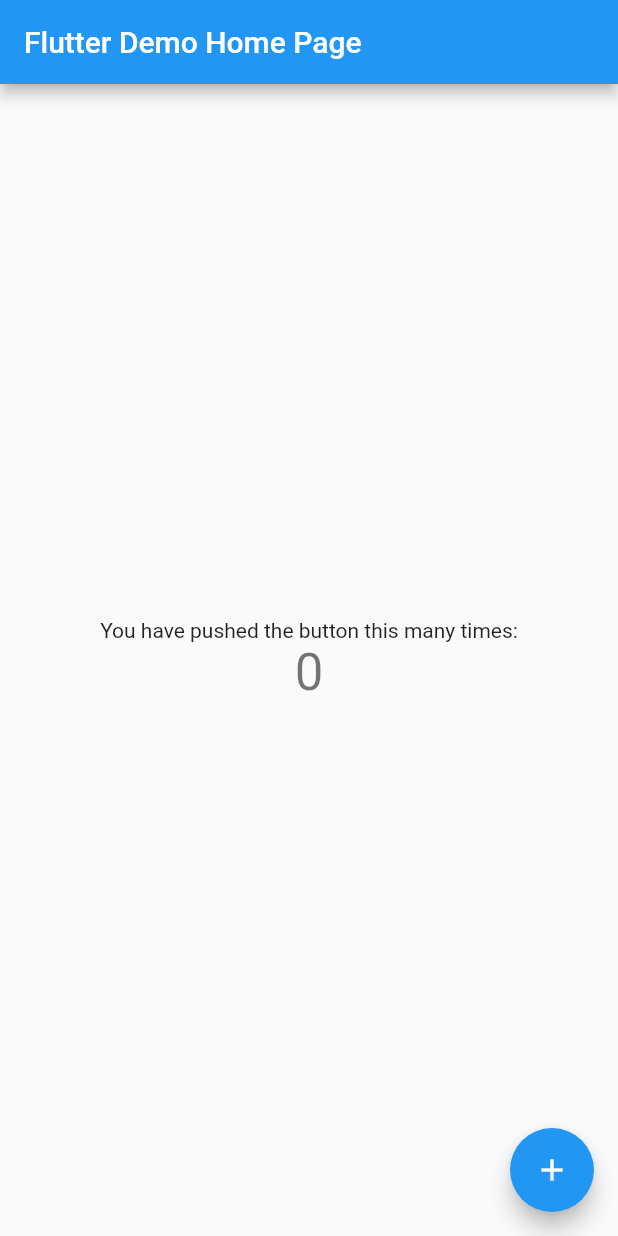
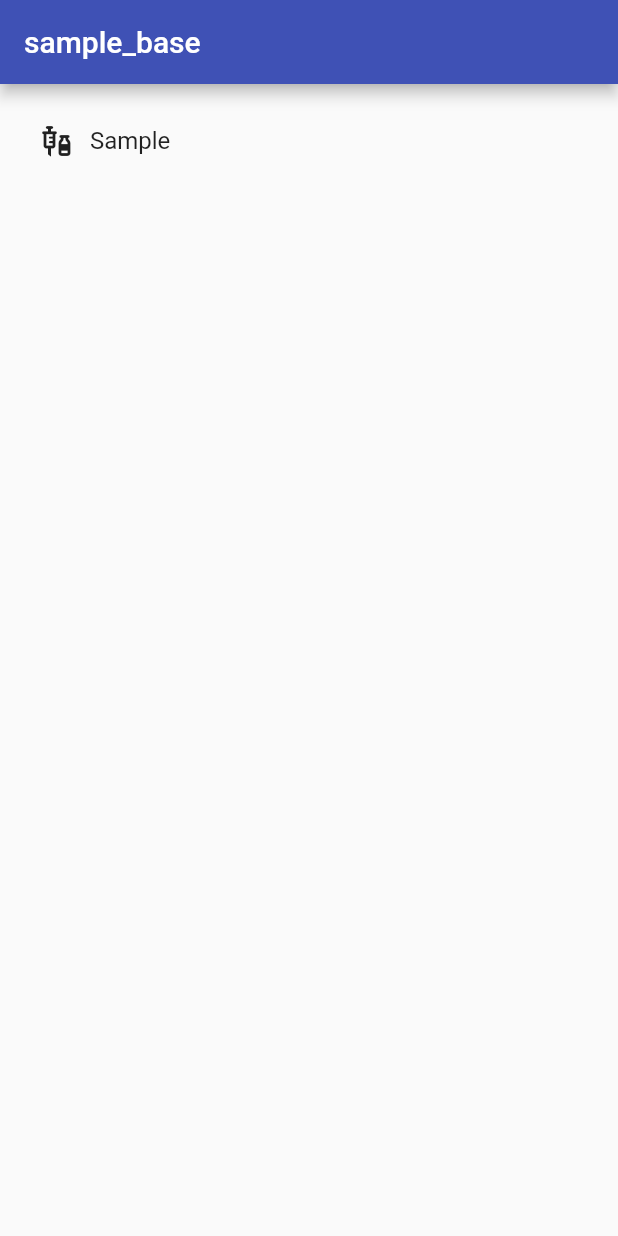
Before and after one commit to kyuuki/pomodoro-flutter, a Flutter app: the screen it shows after launch, on a phone screen of 412 x 824 dp. Run offline on Flutter 3.47's test engine with Material 2 defaults, Android fonts, the light colour scheme and no system bars.

Commit message:
Add sample page

```diff
--- a/lib/main.dart
+++ b/lib/main.dart
@@ -1,115 +1,6 @@
 import 'package:flutter/material.dart';
+import 'my_app.dart';
 
 void main() {
   runApp(const MyApp());
 }
-
-class MyApp extends StatelessWidget {
-  const MyApp({Key? key}) : super(key: key);
-
-  // This widget is the root of your application.
-  @override
-  Widget build(BuildContext context) {
-    return MaterialApp(
-      title: 'Flutter Demo',
-      theme: ThemeData(
-        // This is the theme of your application.
-        //
-        // Try running your application with "flutter run". You'll see the
-        // application has a blue toolbar. Then, without quitting the app, try
-        // changing the primarySwatch below to Colors.green and then invoke
-        // "hot reload" (press "r" in the console where you ran "flutter run",
-        // or simply save your changes to "hot reload" in a Flutter IDE).
-        // Notice that the counter didn't reset back to zero; the application
-        // is not restarted.
-        primarySwatch: Colors.blue,
-      ),
-      home: const MyHomePage(title: 'Flutter Demo Home Page'),
-    );
-  }
-}
-
-class MyHomePage extends StatefulWidget {
-  const MyHomePage({Key? key, required this.title}) : super(key: key);
-
-  // This widget is the home page of your application. It is stateful, meaning
-  // that it has a State object (defined below) that contains fields that affect
-  // how it looks.
-
-  // This class is the configuration for the state. It holds the values (in this
-  // case the title) provided by the parent (in this case the App widget) and
-  // used by the build method of the State. Fields in a Widget subclass are
-  // always marked "final".
-
-  final String title;
-
-  @override
-  State<MyHomePage> createState() => _MyHomePageState();
-}
-
-class _MyHomePageState extends State<MyHomePage> {
-  int _counter = 0;
-
-  void _incrementCounter() {
-    setState(() {
-      // This call to setState tells the Flutter framework that something has
-      // changed in this State, which causes it to rerun the build method below
-      // so that the display can reflect the updated values. If we changed
-      // _counter without calling setState(), then the build method would not be
-      // called again, and so nothing would appear to happen.
-      _counter++;
-    });
-  }
-
-  @override
-  Widget build(BuildContext context) {
-    // This method is rerun every time setState is called, for instance as done
-    // by the _incrementCounter method above.
-    //
-    // The Flutter framework has been optimized to make rerunning build methods
-    // fast, so that you can just rebuild anything that needs updating rather
-    // than having to individually change instances of widgets.
-    return Scaffold(
-      appBar: AppBar(
-        // Here we take the value from the MyHomePage object that was created by
-        // the App.build method, and use it to set our appbar title.
-        title: Text(widget.title),
-      ),
-      body: Center(
-        // Center is a layout widget. It takes a single child and positions it
-        // in the middle of the parent.
-        child: Column(
-          // Column is also a layout widget. It takes a list of children and
-          // arranges them vertically. By default, it sizes itself to fit its
-          // children horizontally, and tries to be as tall as its parent.
-          //
-          // Invoke "debug painting" (press "p" in the console, choose the
-          // "Toggle Debug Paint" action from the Flutter Inspector in Android
-          // Studio, or the "Toggle Debug Paint" command in Visual Studio Code)
-          // to see the wireframe for each widget.
-          //
-          // Column has various properties to control how it sizes itself and
-          // how it positions its children. Here we use mainAxisAlignment to
-          // center the children vertically; the main axis here is the vertical
-          // axis because Columns are vertical (the cross axis would be
-          // horizontal).
-          mainAxisAlignment: MainAxisAlignment.center,
-          children: <Widget>[
-            const Text(
-              'You have pushed the button this many times:',
-            ),
-            Text(
-              '$_counter',
-              style: Theme.of(context).textTheme.headline4,
-            ),
-          ],
-        ),
-      ),
-      floatingActionButton: FloatingActionButton(
-        onPressed: _incrementCounter,
-        tooltip: 'Increment',
-        child: const Icon(Icons.add),
-      ), // This trailing comma makes auto-formatting nicer for build methods.
-    );
-  }
-}
--- /dev/null
+++ b/lib/my_app.dart
@@ -0,0 +1,23 @@
+import 'package:flutter/material.dart';
+import 'ui/sample_page.dart';
+
+class MyApp extends StatelessWidget {
+  const MyApp({Key? key}) : super(key: key);
+
+  static const String _title = 'sample_base';
+
+  @override
+  Widget build(BuildContext context) {
+    return MaterialApp(
+      title: _title,  // What is this (https://stackoverflow.com/questions/50615006/flutter-where-is-the-title-of-material-app-used)
+
+      theme: ThemeData(
+        primarySwatch: Colors.indigo,
+      ),
+      darkTheme: ThemeData.dark(),
+
+      home: SamplePage(),
+    );
+  }
+
+}
--- /dev/null
+++ b/lib/ui/sample_page.dart
@@ -0,0 +1,33 @@
+import 'package:flutter/material.dart';
+
+class SamplePage extends StatelessWidget {
+  const SamplePage({Key? key}) : super(key: key);
+
+  @override
+  Widget build(BuildContext context) {
+    return Scaffold(
+      appBar: AppBar(title: const Text("sample_base")),
+      body: Column(
+        children: [
+          Padding(
+            padding: const EdgeInsets.all(16.0),
+            child: Row(
+              children: const [
+                Padding(
+                  padding: EdgeInsets.all(10.0),
+                  child: Icon(Icons.vaccines),
+                ),
+                Text(
+                  "Sample",
+                  textAlign: TextAlign.right,
+                  style: TextStyle(fontSize: 16.0),
+                ),
+              ],
+            ),
+          ),
+        ],
+      ),
+    );
+  }
+
+}
```
